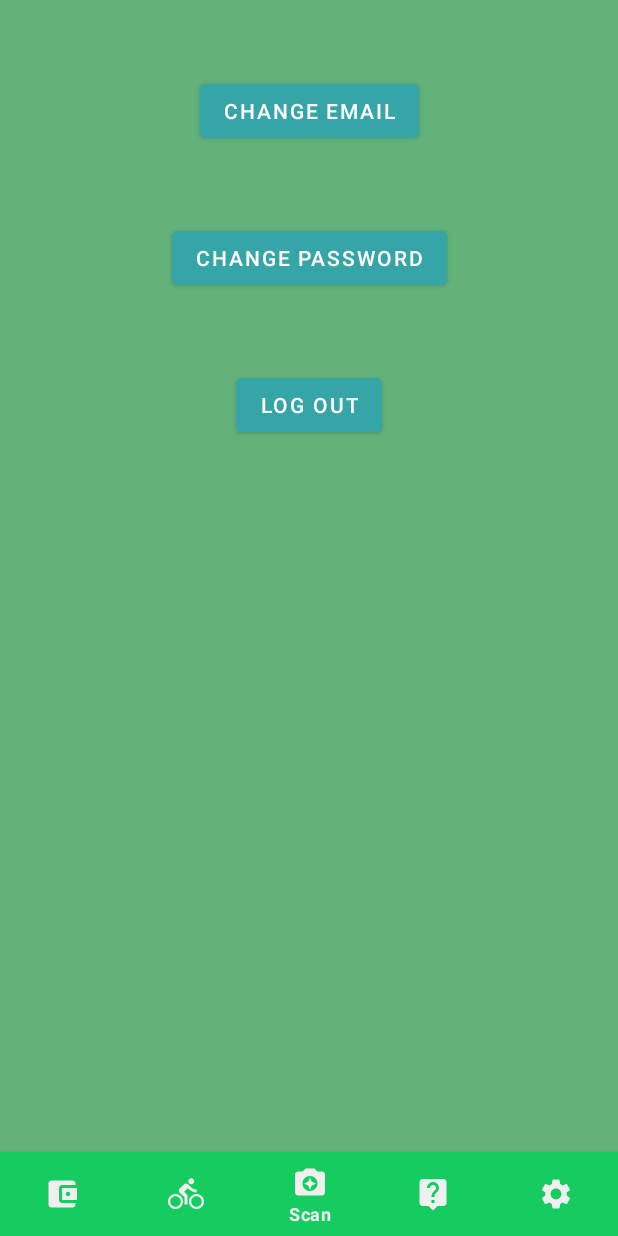
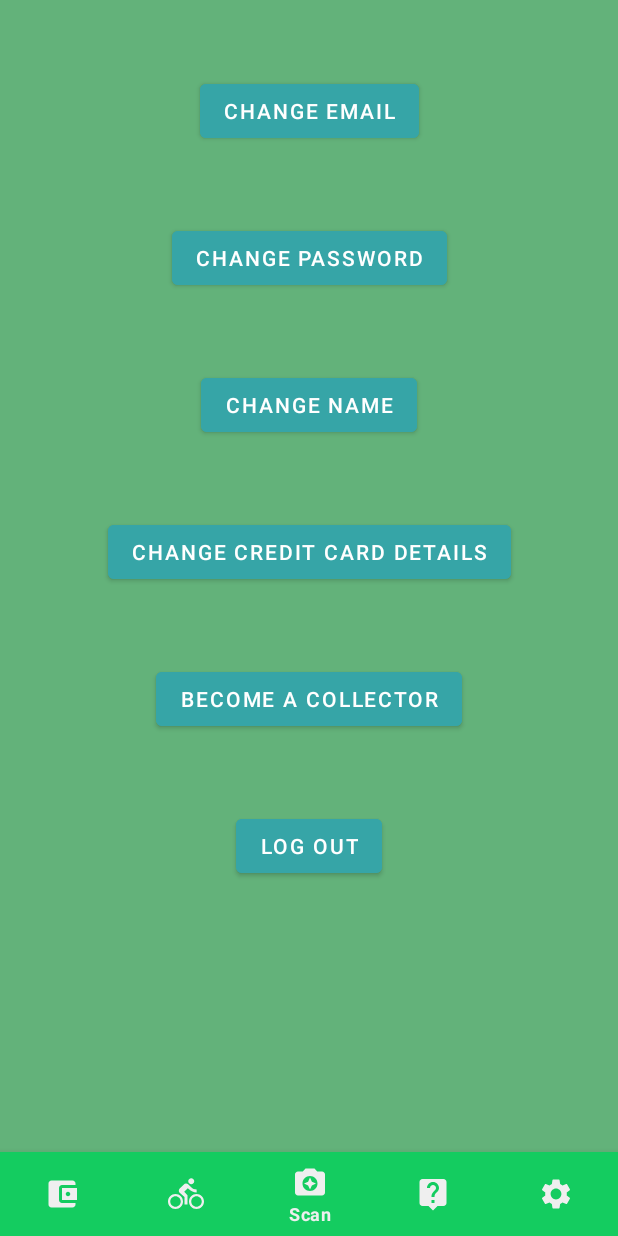
Before and after one commit to lccatala/SkootApp, an Android app: the fragment SettingsFragment placed in its activity, on a phone screen of 412 x 824 dp. Run offline under Robolectric (Android 15) with nearby library versions, the phone set to English and light mode, and no system bars; our stand-ins replace Volley; network calls fail; 4 statements that could not run were skipped.

Commit message:
Changing fname and lname in settings

```diff
--- a/app/src/main/java/com/example/skoot/SettingsFragment.kt
+++ b/app/src/main/java/com/example/skoot/SettingsFragment.kt
@@ -32,6 +32,21 @@ class SettingsFragment : Fragment() {
             startActivity(intent)
         }
 
+        view.settingsChangeNameButton.setOnClickListener {
+            var intent = Intent(activity, ChangeNameActivity::class.java)
+            startActivity(intent)
+        }
+
+        view.settingsChangeCreditCardButton.setOnClickListener {
+            var intent = Intent(activity, ChangeCreditCardActivity::class.java)
+            startActivity(intent)
+        }
+
+        view.settingsBecomeCollectorButton.setOnClickListener {
+            var intent = Intent(activity, BecomeCollectorActivity::class.java)
+            startActivity(intent)
+        }
+
         view.logOutButton.setOnClickListener {
             var intent = Intent(activity, MainActivity::class.java)
             startActivity(intent)
--- a/app/src/main/java/com/example/skoot/SignupActivity2.kt
+++ b/app/src/main/java/com/example/skoot/SignupActivity2.kt
@@ -21,7 +21,6 @@ import kotlin.math.log
 class SignupActivity2 : AppCompatActivity() {
     private lateinit var creditCardNo: String
     private lateinit var cvvCode: String
-    private lateinit var phoneNo: String
 
     private var jsonObj = JSONObject()
 
@@ -55,7 +54,6 @@ class SignupActivity2 : AppCompatActivity() {
     fun signup() {
         creditCardNo = creditCardNoText.text.toString()
         cvvCode = cvvCodeText.text.toString()
-        phoneNo = phoneNoText.text.toString()
 
         if (!dataIsValid())
             return
@@ -73,7 +71,6 @@ class SignupActivity2 : AppCompatActivity() {
         jsonObj.put("Password", password)
         jsonObj.put("CreditCardNo", creditCardNo)
         jsonObj.put("CVV", cvvCode)
-        jsonObj.put("Phone", phoneNo)
 
         val queue = Volley.newRequestQueue(this)
         val url = getString(R.string.backend_url) + "/signup"
@@ -97,7 +94,7 @@ class SignupActivity2 : AppCompatActivity() {
     }
 
     fun dataIsValid(): Boolean {
-        if (creditCardNo.isEmpty() || cvvCode.isEmpty() || phoneNo.isEmpty()) {
+        if (creditCardNo.isEmpty() || cvvCode.isEmpty()) {
             Toast.makeText(this,"Please fill all text fields", Toast.LENGTH_LONG).show()
             return false
         }
--- /dev/null
+++ b/app/src/main/res/layout/activity_become_collector.xml
@@ -0,0 +1,6 @@
+<?xml version="1.0" encoding="utf-8"?>
+<LinearLayout xmlns:android="http://schemas.android.com/apk/res/android"
+    android:orientation="vertical" android:layout_width="match_parent"
+    android:layout_height="match_parent">
+
+</LinearLayout>
--- /dev/null
+++ b/app/src/main/res/layout/activity_change_credit_card.xml
@@ -0,0 +1,6 @@
+<?xml version="1.0" encoding="utf-8"?>
+<LinearLayout xmlns:android="http://schemas.android.com/apk/res/android"
+    android:orientation="vertical" android:layout_width="match_parent"
+    android:layout_height="match_parent">
+
+</LinearLayout>
--- a/app/src/main/res/layout/layout_settings.xml
+++ b/app/src/main/res/layout/layout_settings.xml
@@ -32,6 +32,43 @@
         app:layout_constraintTop_toBottomOf="@id/settingsChangeEmailButton"
         android:layout_marginTop="50dp" />
     <com.google.android.material.button.MaterialButton
+        android:id="@+id/settingsChangeNameButton"
+        android:layout_width="wrap_content"
+        android:layout_height="wrap_content"
+        android:backgroundTint="@color/colorButton"
+        android:text="Change name"
+
+        app:layout_constraintEnd_toEndOf="parent"
+        app:layout_constraintStart_toStartOf="parent"
+        app:layout_constraintLeft_toLeftOf="parent"
+        app:layout_constraintTop_toBottomOf="@id/settingsChangePasswordButton"
+        android:layout_marginTop="50dp" />
+
+    <com.google.android.material.button.MaterialButton
+        android:id="@+id/settingsChangeCreditCardButton"
+        android:layout_width="wrap_content"
+        android:layout_height="wrap_content"
+        android:backgroundTint="@color/colorButton"
+        android:text="Change credit card details"
+
+        app:layout_constraintEnd_toEndOf="parent"
+        app:layout_constraintStart_toStartOf="parent"
+        app:layout_constraintLeft_toLeftOf="parent"
+        app:layout_constraintTop_toBottomOf="@id/settingsChangeNameButton"
+        android:layout_marginTop="50dp" />
+    <com.google.android.material.button.MaterialButton
+        android:id="@+id/settingsBecomeCollectorButton"
+        android:layout_width="wrap_content"
+        android:layout_height="wrap_content"
+        android:backgroundTint="@color/colorButton"
+        android:text="Become a collector"
+
+        app:layout_constraintEnd_toEndOf="parent"
+        app:layout_constraintStart_toStartOf="parent"
+        app:layout_constraintLeft_toLeftOf="parent"
+        app:layout_constraintTop_toBottomOf="@id/settingsChangeCreditCardButton"
+        android:layout_marginTop="50dp" />
+    <com.google.android.material.button.MaterialButton
         android:id="@+id/logOutButton"
         android:layout_width="wrap_content"
         android:layout_height="wrap_content"
@@ -41,6 +78,6 @@
         app:layout_constraintEnd_toEndOf="parent"
         app:layout_constraintStart_toStartOf="parent"
         app:layout_constraintLeft_toLeftOf="parent"
-        app:layout_constraintTop_toBottomOf="@id/settingsChangePasswordButton"
+        app:layout_constraintTop_toBottomOf="@id/settingsBecomeCollectorButton"
         android:layout_marginTop="50dp" />
 </androidx.constraintlayout.widget.ConstraintLayout>
```
Also changed, not shown: app/src/main/AndroidManifest.xml (+12 -0 lines), app/src/main/java/com/example/skoot/BecomeCollectorActivity.kt (added, +29 -0 lines), app/src/main/java/com/example/skoot/ChangeCreditCardActivity.kt (added, +30 -0 lines), app/src/main/java/com/example/skoot/ChangeNameActivity.kt (added, +59 -0 lines), app/src/main/res/layout/activity_change_name.xml (added, +115 -0 lines), app/src/main/res/layout/activity_signup2.xml (+1 -24 lines).
